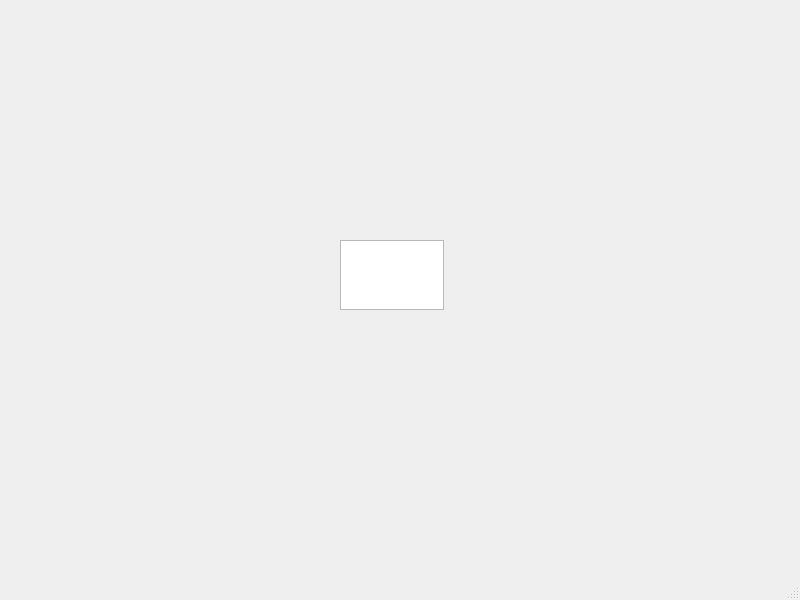
Old version of the form LabWork_2/Task_1/mainwindow.ui in the repository Max2772/FoA-P-2-Semester-.
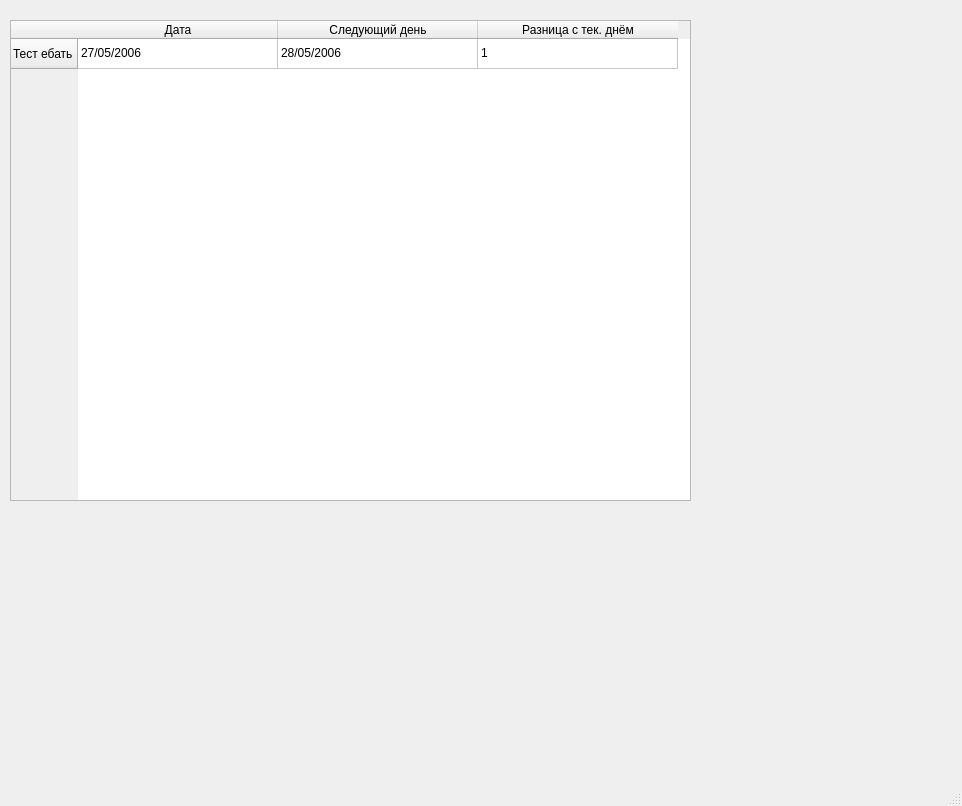
New version of the form. Icons and pictures are not drawn.

```diff
--- a/LabWork_2/Task_1/mainwindow.ui
+++ b/LabWork_2/Task_1/mainwindow.ui
@@ -6,23 +6,98 @@
    <rect>
     <x>0</x>
     <y>0</y>
-    <width>800</width>
-    <height>600</height>
+    <width>962</width>
+    <height>806</height>
    </rect>
   </property>
   <property name="windowTitle">
-   <string>MainWindow</string>
+   <string>Time App</string>
+  </property>
+  <property name="windowIcon">
+   <iconset resource="resources.qrc">
+    <normaloff>:/icons/sprites/clock_white.ico</normaloff>:/icons/sprites/clock_white.ico</iconset>
+  </property>
+  <property name="autoFillBackground">
+   <bool>false</bool>
+  </property>
+  <property name="iconSize">
+   <size>
+    <width>128</width>
+    <height>128</height>
+   </size>
+  </property>
+  <property name="toolButtonStyle">
+   <enum>Qt::ToolButtonFollowStyle</enum>
   </property>
   <widget class="QWidget" name="centralwidget">
-   <widget class="QTextEdit" name="textEdit">
+   <widget class="QTableWidget" name="tableWidget">
     <property name="geometry">
      <rect>
-      <x>340</x>
-      <y>240</y>
-      <width>104</width>
-      <height>70</height>
+      <x>10</x>
+      <y>20</y>
+      <width>681</width>
+      <height>481</height>
      </rect>
     </property>
+    <property name="sizePolicy">
+     <sizepolicy hsizetype="Expanding" vsizetype="Expanding">
+      <horstretch>0</horstretch>
+      <verstretch>0</verstretch>
+     </sizepolicy>
+    </property>
+    <property name="sizeIncrement">
+     <size>
+      <width>0</width>
+      <height>0</height>
+     </size>
+    </property>
+    <property name="verticalScrollBarPolicy">
+     <enum>Qt::ScrollBarAlwaysOff</enum>
+    </property>
+    <property name="horizontalScrollBarPolicy">
+     <enum>Qt::ScrollBarAlwaysOff</enum>
+    </property>
+    <property name="autoScroll">
+     <bool>true</bool>
+    </property>
+    <attribute name="horizontalHeaderDefaultSectionSize">
+     <number>200</number>
+    </attribute>
+    <row>
+     <property name="text">
+      <string>Тест ебать</string>
+     </property>
+    </row>
+    <column>
+     <property name="text">
+      <string>Дата</string>
+     </property>
+    </column>
+    <column>
+     <property name="text">
+      <string>Следующий день</string>
+     </property>
+    </column>
+    <column>
+     <property name="text">
+      <string>Разница с тек. днём</string>
+     </property>
+    </column>
+    <item row="0" column="0">
+     <property name="text">
+      <string>27/05/2006</string>
+     </property>
+    </item>
+    <item row="0" column="1">
+     <property name="text">
+      <string>28/05/2006</string>
+     </property>
+    </item>
+    <item row="0" column="2">
+     <property name="text">
+      <string>1</string>
+     </property>
+    </item>
    </widget>
   </widget>
   <widget class="QMenuBar" name="menubar">
```
Left out of the diff: 6 changed lines with no effect on the pictures.
